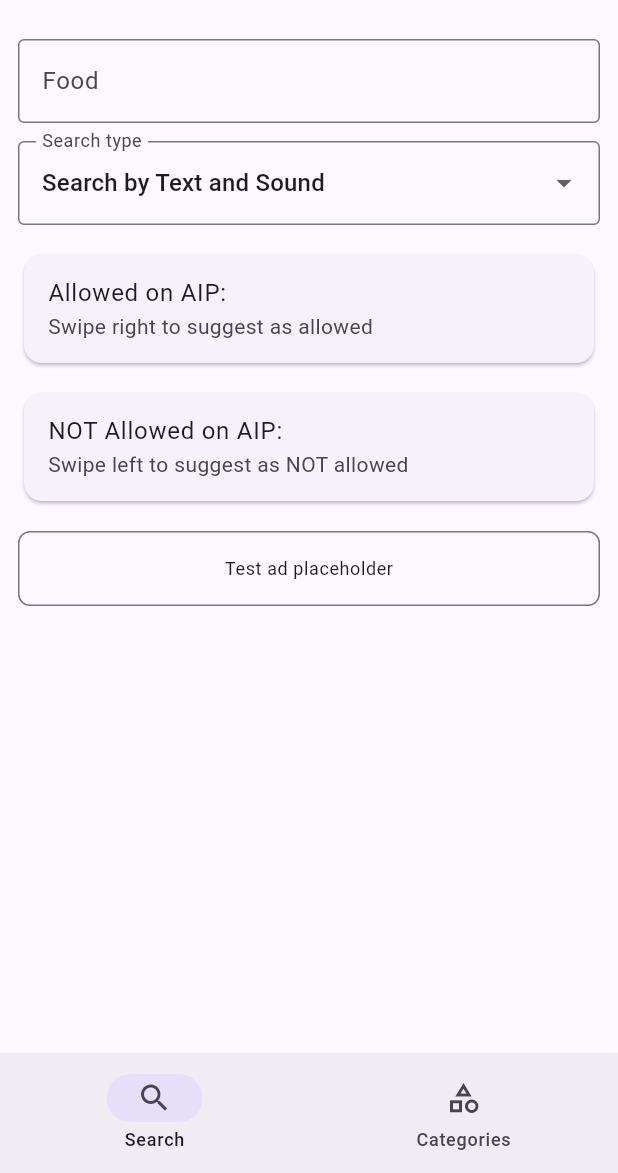
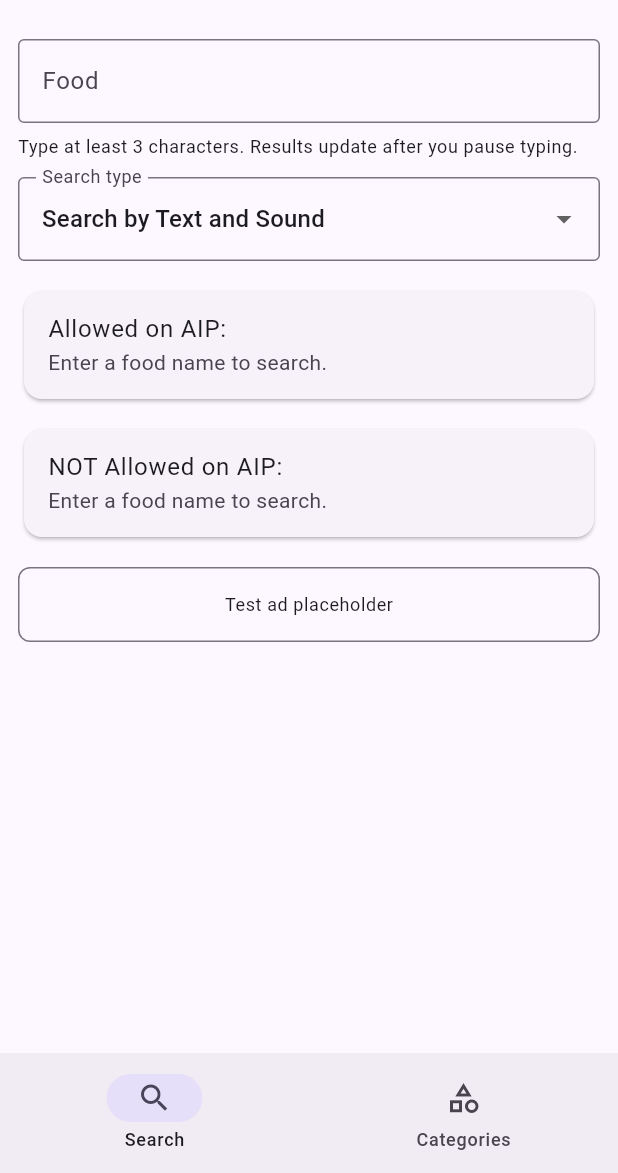
Before and after one commit to CalypsoSys/aip_food_lookup, a Flutter app: the screen it shows after launch, on a phone screen of 412 x 824 dp, the part 63-1236 px from its top. Run offline on Flutter 3.47's test engine with Material 3 defaults, Android fonts, the phone set to English and light mode, and no system bars.

Commit message:
feat: polish Flutter search and category UX

```diff
--- a/flutter-app/lib/features/search/presentation/search_screen.dart
+++ b/flutter-app/lib/features/search/presentation/search_screen.dart
@@ -1,6 +1,7 @@
 import 'package:flutter/material.dart';
 
 import '../../../ads/ad_banner.dart';
+import '../../../widgets/status_card.dart';
 import 'search_controller.dart' as feature;
 
 class SearchScreen extends StatefulWidget {
@@ -58,6 +59,11 @@ class _SearchScreenState extends State<SearchScreen> {
                   textInputAction: TextInputAction.search,
                   onChanged: _controller.updateQuery,
                 ),
+                const SizedBox(height: 8),
+                Text(
+                  'Type at least 3 characters. Results update after you pause typing.',
+                  style: Theme.of(context).textTheme.bodySmall,
+                ),
                 const SizedBox(height: 12),
                 DropdownButtonFormField<String>(
                   initialValue: state.searchType,
@@ -82,19 +88,33 @@ class _SearchScreenState extends State<SearchScreen> {
                 ],
                 if (state.errorMessage != null) ...[
                   const SizedBox(height: 16),
-                  _ErrorBanner(message: state.errorMessage!),
+                  StatusCard(
+                    title: state.errorMessage!,
+                    subtitle:
+                        'Check that the Go backend is running and your phone can reach this PC on port 8080.',
+                    icon: Icons.wifi_off_outlined,
+                  ),
                 ],
                 const SizedBox(height: 16),
                 _ResultSection(
                   title: 'Allowed on AIP:',
-                  fallback: 'Swipe right to suggest as allowed',
+                  fallback: _fallbackText(
+                    state,
+                    suggestion: 'Use the plus button to suggest as allowed.',
+                  ),
                   items: state.result.allowed,
+                  hasSearched: state.hasSearched,
                 ),
                 const SizedBox(height: 12),
                 _ResultSection(
                   title: 'NOT Allowed on AIP:',
-                  fallback: 'Swipe left to suggest as NOT allowed',
+                  fallback: _fallbackText(
+                    state,
+                    suggestion:
+                        'Use the minus button to suggest as not allowed.',
+                  ),
                   items: state.result.notAllowed,
+                  hasSearched: state.hasSearched,
                 ),
                 const SizedBox(height: 16),
                 const AdBannerPlaceholder(),
@@ -107,14 +127,15 @@ class _SearchScreenState extends State<SearchScreen> {
   }
 
   Future<void> _suggest(BuildContext context, {required bool allowed}) async {
+    final query = _controller.value.query.trim();
     final ok = await _controller.suggestCurrentFood(allowed: allowed);
     if (!context.mounted) {
       return;
     }
 
     final message = ok
-        ? 'We will look at your suggestion promptly and add to our catalog.'
-        : 'Enter at least 3 characters before suggesting a food.';
+        ? 'Thanks. We will review "$query" and add it to the catalog when appropriate.'
+        : 'Enter at least 3 characters and make sure the backend is reachable.';
     await showDialog<void>(
       context: context,
       builder: (context) => AlertDialog(
@@ -129,6 +150,22 @@ class _SearchScreenState extends State<SearchScreen> {
       ),
     );
   }
+
+  String _fallbackText(
+    feature.SearchState state, {
+    required String suggestion,
+  }) {
+    if (state.query.trim().length < 3) {
+      return 'Enter a food name to search.';
+    }
+    if (state.isLoading) {
+      return 'Searching...';
+    }
+    if (state.hasSearched) {
+      return 'No matches found. $suggestion';
+    }
+    return suggestion;
+  }
 }
 
 class _ResultSection extends StatelessWidget {
@@ -136,18 +173,20 @@ class _ResultSection extends StatelessWidget {
     required this.title,
     required this.fallback,
     required this.items,
+    required this.hasSearched,
   });
 
   final String title;
   final String fallback;
   final List<String> items;
+  final bool hasSearched;
 
   @override
   Widget build(BuildContext context) {
     if (items.isEmpty) {
       return Card(
         child: ListTile(
-          title: Text(title),
+          title: Text(hasSearched ? '$title 0' : title),
           subtitle: Text(fallback),
         ),
       );
@@ -156,33 +195,13 @@ class _ResultSection extends StatelessWidget {
     return Column(
       crossAxisAlignment: CrossAxisAlignment.start,
       children: [
-        Text(title, style: Theme.of(context).textTheme.titleMedium),
+        Text(
+          '$title ${items.length}',
+          style: Theme.of(context).textTheme.titleMedium,
+        ),
         const SizedBox(height: 6),
         ...items.map((item) => Card(child: ListTile(title: Text(item)))),
       ],
     );
   }
 }
-
-class _ErrorBanner extends StatelessWidget {
-  const _ErrorBanner({required this.message});
-
-  final String message;
-
-  @override
-  Widget build(BuildContext context) {
-    return Material(
-      color: Theme.of(context).colorScheme.errorContainer,
-      borderRadius: BorderRadius.circular(8),
-      child: Padding(
-        padding: const EdgeInsets.all(12),
-        child: Text(
-          message,
-          style: TextStyle(
-            color: Theme.of(context).colorScheme.onErrorContainer,
-          ),
-        ),
-      ),
-    );
-  }
-}
--- a/flutter-app/pubspec.yaml
+++ b/flutter-app/pubspec.yaml
@@ -11,6 +11,7 @@ dependencies:
     sdk: flutter
 
 dev_dependencies:
+  fake_async: ^1.3.3
   flutter_test:
     sdk: flutter
   flutter_lints: ^3.0.0
```
Also changed, not shown: flutter-app/lib/features/categories/presentation/category_details_screen.dart (+16 -29 lines), flutter-app/lib/features/categories/presentation/category_list_screen.dart (+12 -30 lines), flutter-app/lib/features/search/presentation/search_controller.dart (+33 -4 lines), flutter-app/lib/widgets/status_card.dart (added, +35 -0 lines), flutter-app/pubspec.lock, 1 other file.
